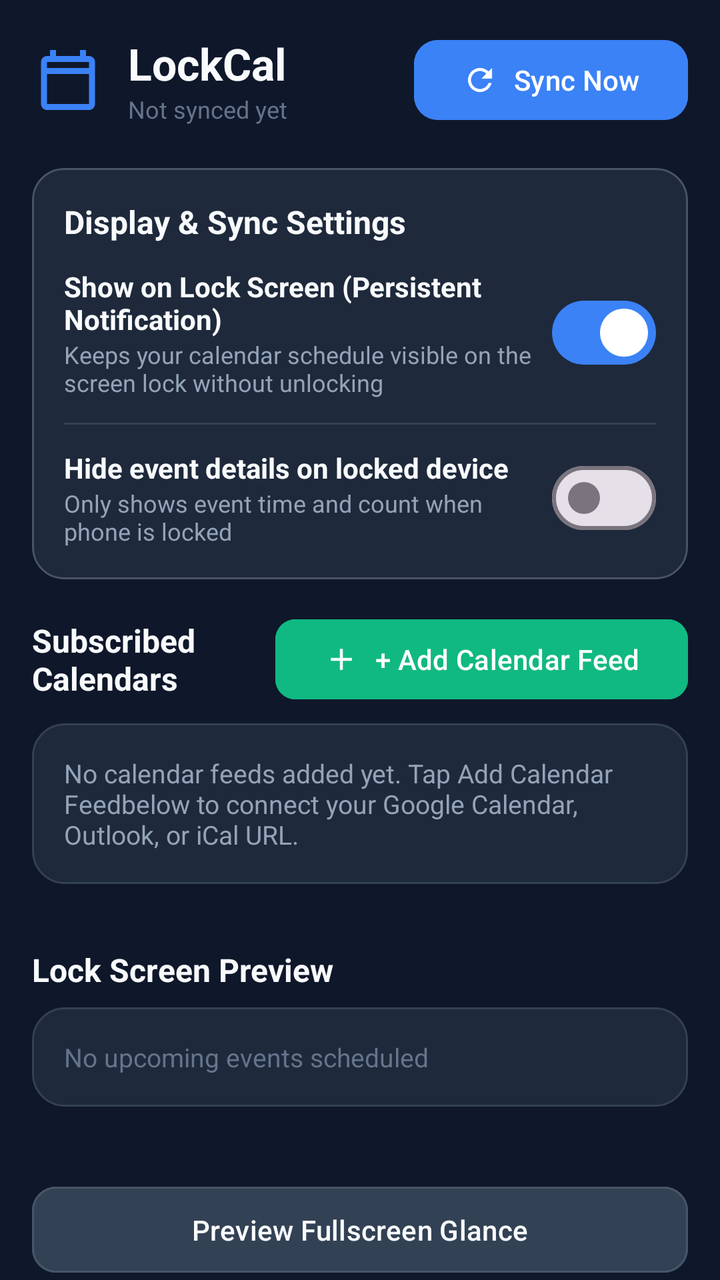
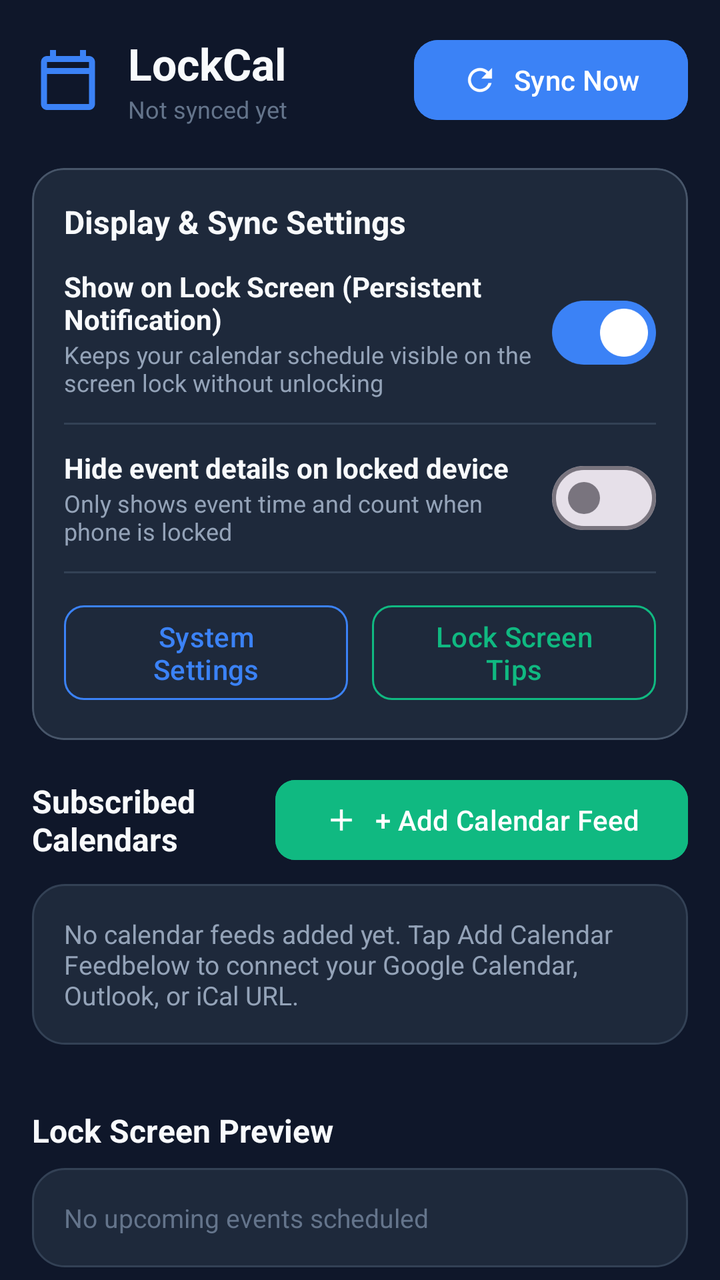

Before-and-after screenshots of an Android layout around one commit, followed by the original layout XML and the change that was made.
<!-- AndroidManifest.xml: application theme Theme.LockCal -->
<!-- res/layout/activity_main.xml -->
<?xml version="1.0" encoding="utf-8"?>
<androidx.core.widget.NestedScrollView xmlns:android="http://schemas.android.com/apk/res/android"
    xmlns:app="http://schemas.android.com/apk/res-auto"
    xmlns:tools="http://schemas.android.com/tools"
    android:layout_width="match_parent"
    android:layout_height="match_parent"
    android:background="@color/background"
    android:fillViewport="true">

    <LinearLayout
        android:layout_width="match_parent"
        android:layout_height="wrap_content"
        android:orientation="vertical"
        android:padding="16dp">

        
        <LinearLayout
            android:layout_width="match_parent"
            android:layout_height="wrap_content"
            android:orientation="horizontal"
            android:gravity="center_vertical"
            android:layout_marginBottom="20dp">

            <ImageView
                android:layout_width="36dp"
                android:layout_height="36dp"
                android:src="@drawable/ic_calendar"
                android:contentDescription="@string/app_name" />

            <LinearLayout
                android:layout_width="0dp"
                android:layout_height="wrap_content"
                android:layout_weight="1"
                android:layout_marginStart="12dp"
                android:orientation="vertical">

                <TextView
                    android:layout_width="wrap_content"
                    android:layout_height="wrap_content"
                    android:text="@string/app_name"
                    android:textColor="@color/text_primary"
                    android:textSize="22sp"
                    android:textStyle="bold" />

                <TextView
                    android:id="@+id/tvSyncStatus"
                    android:layout_width="wrap_content"
                    android:layout_height="wrap_content"
                    android:text="Not synced yet"
                    android:textColor="@color/text_muted"
                    android:textSize="12sp" />
            </LinearLayout>

            <com.google.android.material.button.MaterialButton
                android:id="@+id/btnSyncNow"
                android:layout_width="wrap_content"
                android:layout_height="wrap_content"
                android:text="@string/action_sync_now"
                app:icon="@drawable/ic_refresh"
                android:backgroundTint="@color/primary"
                android:textColor="@color/on_primary"
                app:cornerRadius="12dp" />
        </LinearLayout>

        
        <com.google.android.material.card.MaterialCardView
            android:layout_width="match_parent"
            android:layout_height="wrap_content"
            app:cardBackgroundColor="@color/surface"
            app:strokeColor="@color/border"
            app:strokeWidth="1dp"
            app:cardCornerRadius="16dp"
            android:layout_marginBottom="16dp">

            <LinearLayout
                android:layout_width="match_parent"
                android:layout_height="wrap_content"
                android:orientation="vertical"
                android:padding="16dp">

                <TextView
                    android:layout_width="wrap_content"
                    android:layout_height="wrap_content"
                    android:text="@string/title_settings"
                    android:textColor="@color/text_primary"
                    android:textSize="16sp"
                    android:textStyle="bold"
                    android:layout_marginBottom="12dp" />

                <LinearLayout
                    android:layout_width="match_parent"
                    android:layout_height="wrap_content"
                    android:orientation="horizontal"
                    android:gravity="center_vertical">

                    <LinearLayout
                        android:layout_width="0dp"
                        android:layout_height="wrap_content"
                        android:layout_weight="1"
                        android:orientation="vertical"
                        android:layout_marginEnd="8dp">

                        <TextView
                            android:layout_width="wrap_content"
                            android:layout_height="wrap_content"
                            android:text="@string/switch_enable_lockscreen"
                            android:textColor="@color/text_primary"
                            android:textSize="14sp"
                            android:textStyle="bold" />

                        <TextView
                            android:layout_width="wrap_content"
                            android:layout_height="wrap_content"
                            android:text="@string/switch_enable_lockscreen_desc"
                            android:textColor="@color/text_secondary"
                            android:textSize="12sp" />
                    </LinearLayout>

                    <com.google.android.material.materialswitch.MaterialSwitch
                        android:id="@+id/switchLockscreen"
                        android:layout_width="wrap_content"
                        android:layout_height="wrap_content"
                        android:checked="true" />
                </LinearLayout>

                <View
                    android:layout_width="match_parent"
                    android:layout_height="1dp"
                    android:background="@color/surface_elevated"
                    android:layout_marginVertical="12dp" />

                <LinearLayout
                    android:layout_width="match_parent"
                    android:layout_height="wrap_content"
                    android:orientation="horizontal"
                    android:gravity="center_vertical">

                    <LinearLayout
                        android:layout_width="0dp"
                        android:layout_height="wrap_content"
                        android:layout_weight="1"
                        android:orientation="vertical"
                        android:layout_marginEnd="8dp">

                        <TextView
                            android:layout_width="wrap_content"
                            android:layout_height="wrap_content"
                            android:text="@string/switch_hide_private"
                            android:textColor="@color/text_primary"
                            android:textSize="14sp"
                            android:textStyle="bold" />

                        <TextView
                            android:layout_width="wrap_content"
                            android:layout_height="wrap_content"
                            android:text="@string/switch_hide_private_desc"
                            android:textColor="@color/text_secondary"
                            android:textSize="12sp" />
                    </LinearLayout>

                    <com.google.android.material.materialswitch.MaterialSwitch
                        android:id="@+id/switchHidePrivate"
                        android:layout_width="wrap_content"
                        android:layout_height="wrap_content"
                        android:checked="false" />
                </LinearLayout>
            </LinearLayout>
        </com.google.android.material.card.MaterialCardView>

        
        <LinearLayout
            android:layout_width="match_parent"
            android:layout_height="wrap_content"
            android:orientation="horizontal"
            android:gravity="center_vertical"
            android:layout_marginBottom="8dp">

            <TextView
                android:layout_width="0dp"
                android:layout_height="wrap_content"
                android:layout_weight="1"
                android:text="@string/title_active_feeds"
                android:textColor="@color/text_primary"
                android:textSize="16sp"
                android:textStyle="bold" />

            <com.google.android.material.button.MaterialButton
                android:id="@+id/btnAddFeed"
                android:layout_width="wrap_content"
                android:layout_height="wrap_content"
                android:text="@string/btn_add_calendar"
                app:icon="@drawable/ic_add"
                android:backgroundTint="@color/accent"
                android:textColor="@color/on_primary"
                app:cornerRadius="10dp" />
        </LinearLayout>

        
        <TextView
            android:id="@+id/tvEmptyFeeds"
            android:layout_width="match_parent"
            android:layout_height="wrap_content"
            android:background="@drawable/bg_calendar_card"
            android:padding="16dp"
            android:text="@string/status_no_feeds"
            android:textColor="@color/text_secondary"
            android:textSize="13sp"
            android:layout_marginBottom="16dp" />

        <androidx.recyclerview.widget.RecyclerView
            android:id="@+id/rvFeeds"
            android:layout_width="match_parent"
            android:layout_height="wrap_content"
            android:nestedScrollingEnabled="false"
            android:layout_marginBottom="16dp" />

        
        <TextView
            android:layout_width="wrap_content"
            android:layout_height="wrap_content"
            android:text="@string/title_lockscreen_preview"
            android:textColor="@color/text_primary"
            android:textSize="16sp"
            android:textStyle="bold"
            android:layout_marginBottom="8dp" />

        <TextView
            android:id="@+id/tvEmptyEvents"
            android:layout_width="match_parent"
            android:layout_height="wrap_content"
            android:background="@drawable/bg_calendar_card"
            android:padding="16dp"
            android:text="@string/notification_no_events"
            android:textColor="@color/text_muted"
            android:textSize="13sp"
            android:layout_marginBottom="16dp" />

        <androidx.recyclerview.widget.RecyclerView
            android:id="@+id/rvEvents"
            android:layout_width="match_parent"
            android:layout_height="wrap_content"
            android:nestedScrollingEnabled="false"
            android:layout_marginBottom="20dp" />

        
        <com.google.android.material.button.MaterialButton
            android:id="@+id/btnGlancePreview"
            android:layout_width="match_parent"
            android:layout_height="wrap_content"
            android:text="@string/btn_open_glance"
            android:backgroundTint="@color/surface_elevated"
            android:textColor="@color/text_primary"
            app:strokeColor="@color/border"
            app:strokeWidth="1dp"
            app:cornerRadius="12dp"
            android:padding="12dp"
            android:layout_marginBottom="24dp" />

    </LinearLayout>
</androidx.core.widget.NestedScrollView>
<!-- resources referenced by this layout -->
<resources>
  <color name="accent">#10B981</color>
  <color name="background">#0F172A</color>
  <color name="border">#475569</color>
  <color name="on_primary">#FFFFFF</color>
  <color name="primary">#3B82F6</color>
  <color name="surface">#1E293B</color>
  <color name="surface_elevated">#334155</color>
  <color name="text_muted">#64748B</color>
  <color name="text_primary">#F8FAFC</color>
  <color name="text_secondary">#94A3B8</color>
  <!-- drawable bg_calendar_card (drawable) -->
  <shape xmlns:android="http://schemas.android.com/apk/res/android"
      android:shape="rectangle">
      <corners android:radius="16dp" />
      <solid android:color="#1E293B" />
      <stroke android:width="1dp" android:color="#334155" />
  </shape>
  <!-- drawable ic_add (drawable) -->
  <vector xmlns:android="http://schemas.android.com/apk/res/android"
      android:width="24dp"
      android:height="24dp"
      android:viewportWidth="24"
      android:viewportHeight="24">
      <path
          android:fillColor="#FFFFFF"
          android:pathData="M19,13h-6v6h-2v-6H5v-2h6V5h2v6h6V13z"/>
  </vector>
  <!-- drawable ic_calendar (drawable) -->
  <vector xmlns:android="http://schemas.android.com/apk/res/android"
      android:width="24dp"
      android:height="24dp"
      android:viewportWidth="24"
      android:viewportHeight="24">
      <path
          android:fillColor="#3B82F6"
          android:pathData="M19,4h-1V2h-2v2H8V2H6v2H5C3.89,4 3.01,4.9 3.01,6L3,20c0,1.1 0.89,2 2,2h14c1.1,0 2,-0.9 2,-2V6C21,4.9 20.1,4 19,4zM19,20H5V10h14V20zM19,8H5V6h14V8z"/>
  </vector>
  <!-- drawable ic_refresh (drawable) -->
  <vector xmlns:android="http://schemas.android.com/apk/res/android"
      android:width="24dp"
      android:height="24dp"
      android:viewportWidth="24"
      android:viewportHeight="24">
      <path
          android:fillColor="#FFFFFF"
          android:pathData="M17.65,6.35C16.2,4.9 14.21,4 12,4c-4.42,0 -7.99,3.58 -7.99,8s3.57,8 7.99,8c3.73,0 6.84,-2.55 7.73,-6h-2.08c-0.82,2.33 -3.04,4 -5.65,4 -3.31,0 -6,-2.69 -6,-6s2.69,-6 6,-6c1.66,0 3.14,0.69 4.22,1.78L13,11h7V4l-2.35,2.35z"/>
  </vector>
  <string name="action_sync_now">Sync Now</string>
  <string name="app_name">LockCal</string>
  <string name="btn_add_calendar">+ Add Calendar Feed</string>
  <string name="btn_open_glance">Preview Fullscreen Glance</string>
  <string name="notification_no_events">No upcoming events scheduled</string>
  <string name="status_no_feeds">No calendar feeds added yet. Tap "Add Calendar Feed" below to connect your Google Calendar, Outlook, or iCal URL.</string>
  <string name="switch_enable_lockscreen">Show on Lock Screen (Persistent Notification)</string>
  <string name="switch_enable_lockscreen_desc">Keeps your calendar schedule visible on the screen lock without unlocking</string>
  <string name="switch_hide_private">Hide event details on locked device</string>
  <string name="switch_hide_private_desc">Only shows event time and count when phone is locked</string>
  <string name="title_active_feeds">Subscribed Calendars</string>
  <string name="title_lockscreen_preview">Lock Screen Preview</string>
  <string name="title_settings">Display &amp; Sync Settings</string>
  <style name="Theme.LockCal" parent="Theme.Material3.DayNight.NoActionBar">
          <item name="colorPrimary">@color/primary</item>
          <item name="colorOnPrimary">@color/on_primary</item>
          <item name="android:windowBackground">@color/background</item>
          <item name="android:statusBarColor">@color/background</item>
          <item name="android:navigationBarColor">@color/background</item>
          <item name="android:windowLightStatusBar">false</item>
      </style>
</resources>

<!-- the commit's change to res/layout/activity_main.xml (unified diff, before → after) -->
@@ -64,6 +64,52 @@
 
         
         <com.google.android.material.card.MaterialCardView
+            android:id="@+id/cardNotificationWarning"
+            android:layout_width="match_parent"
+            android:layout_height="wrap_content"
+            android:visibility="gone"
+            app:cardBackgroundColor="#451A03"
+            app:strokeColor="#F59E0B"
+            app:strokeWidth="1dp"
+            app:cardCornerRadius="14dp"
+            android:layout_marginBottom="16dp">
+
+            <LinearLayout
+                android:layout_width="match_parent"
+                android:layout_height="wrap_content"
+                android:orientation="vertical"
+                android:padding="14dp">
+
+                <TextView
+                    android:layout_width="wrap_content"
+                    android:layout_height="wrap_content"
+                    android:text="⚠️ Notifications Disabled in Android"
+                    android:textColor="#FBBF24"
+                    android:textSize="14sp"
+                    android:textStyle="bold" />
+
+                <TextView
+                    android:layout_width="wrap_content"
+                    android:layout_height="wrap_content"
+                    android:layout_marginTop="4dp"
+                    android:text="LockCal needs notification permission so your agenda appears on the lock screen."
+                    android:textColor="#FDE68A"
+                    android:textSize="12sp" />
+
+                <com.google.android.material.button.MaterialButton
+                    android:id="@+id/btnEnableNotifications"
+                    android:layout_width="wrap_content"
+                    android:layout_height="wrap_content"
+                    android:layout_marginTop="8dp"
+                    android:text="Open Notification Settings"
+                    android:backgroundTint="#F59E0B"
+                    android:textColor="#000000"
+                    app:cornerRadius="8dp" />
+            </LinearLayout>
+        </com.google.android.material.card.MaterialCardView>
+
+        
+        <com.google.android.material.card.MaterialCardView
             android:layout_width="match_parent"
             android:layout_height="wrap_content"
             app:cardBackgroundColor="@color/surface"
@@ -163,6 +209,43 @@
                         android:layout_width="wrap_content"
                         android:layout_height="wrap_content"
                         android:checked="false" />
+                </LinearLayout>
+
+                <View
+                    android:layout_width="match_parent"
+                    android:layout_height="1dp"
+                    android:background="@color/surface_elevated"
+                    android:layout_marginVertical="12dp" />
+
+                <LinearLayout
+                    android:layout_width="match_parent"
+                    android:layout_height="wrap_content"
+                    android:orientation="horizontal"
+                    android:gravity="center">
+
+                    <com.google.android.material.button.MaterialButton
+                        android:id="@+id/btnSystemNotifSettings"
+                        android:layout_width="0dp"
+                        android:layout_height="wrap_content"
+                        android:layout_weight="1"
+                        android:text="System Settings"
+                        style="@style/Widget.Material3.Button.OutlinedButton"
+                        android:textColor="@color/primary"
+                        app:strokeColor="@color/primary"
+                        app:cornerRadius="10dp"
+                        android:layout_marginEnd="6dp" />
+
+                    <com.google.android.material.button.MaterialButton
+                        android:id="@+id/btnLockscreenHelp"
+                        android:layout_width="0dp"
+                        android:layout_height="wrap_content"
+                        android:layout_weight="1"
+                        android:text="Lock Screen Tips"
+                        style="@style/Widget.Material3.Button.OutlinedButton"
+                        android:textColor="@color/accent"
+                        app:strokeColor="@color/accent"
+                        app:cornerRadius="10dp"
+                        android:layout_marginStart="6dp" />
                 </LinearLayout>
             </LinearLayout>
         </com.google.android.material.card.MaterialCardView>
